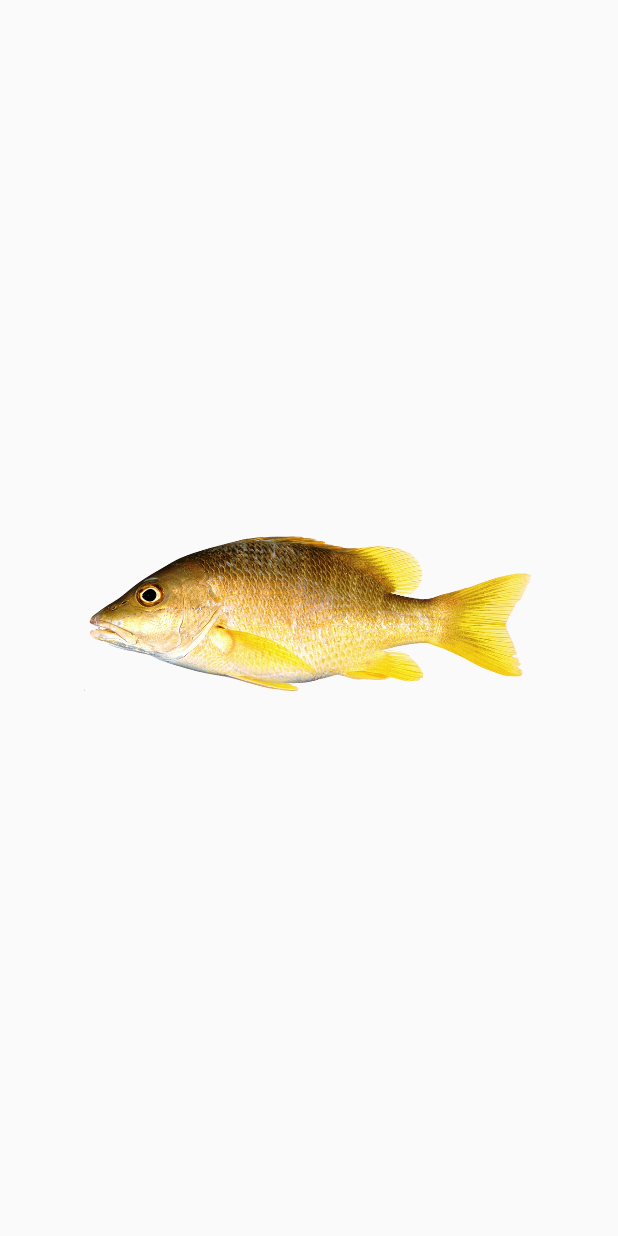
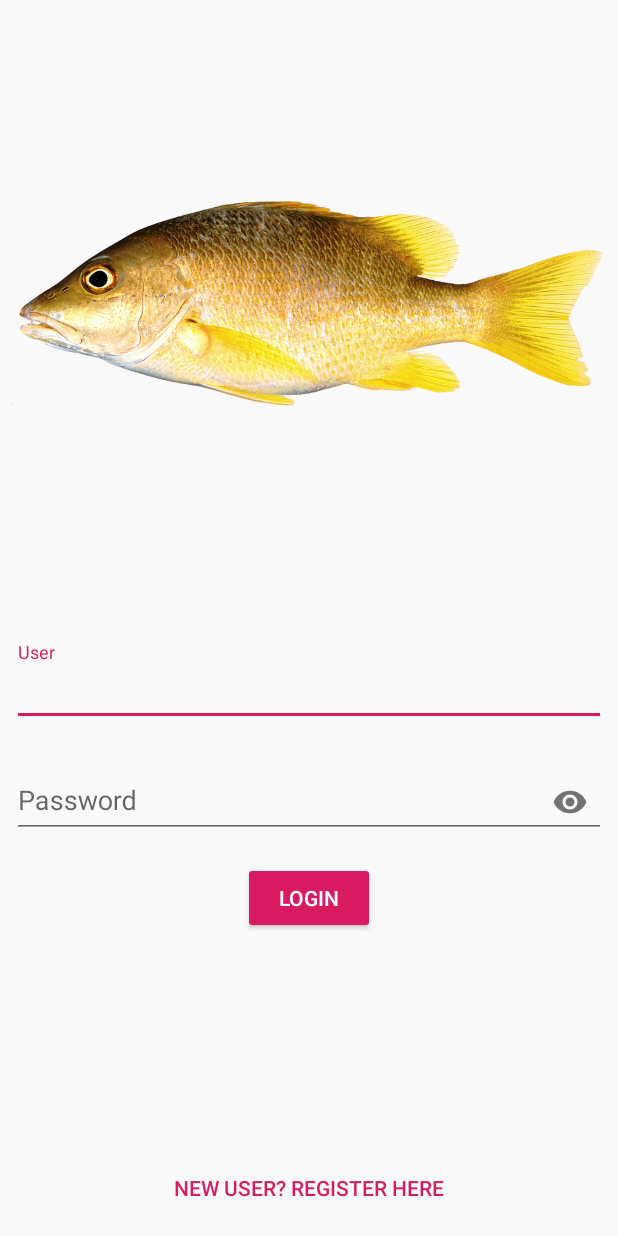
Before and after one commit to vitorOta/FishingSimulator, an Android app: the screen it shows after launch (MainActivity before the commit, LoginActivity after it), on a phone screen of 412 x 824 dp. Run offline under Robolectric (Android 15) with nearby library versions, the phone set to English and light mode, and no system bars.

Commit message:
show LoginActivity (and some adjusts)

```diff
--- a/app/build.gradle.kts
+++ b/app/build.gradle.kts
@@ -23,8 +23,8 @@ android {
         getByName("release") {
             isMinifyEnabled = false
             proguardFiles(
-                    getDefaultProguardFile("proguard-android-optimize.txt"),
-                    "proguard-rules.pro"
+                getDefaultProguardFile("proguard-android-optimize.txt"),
+                "proguard-rules.pro"
             )
         }
     }
@@ -33,6 +33,9 @@ android {
 dependencies {
 
     implementation(project(Modules.Libraries.ui_components))
+    implementation(project(Modules.Libraries.actions))
+
+    implementation(project(Modules.Features.login))
 
     implementation(Libraries.kotlin)
     implementation(Libraries.appCompat)
--- a/app/src/main/java/com/vitorota/fishingsimulator/MainActivity.kt
+++ b/app/src/main/java/com/vitorota/fishingsimulator/MainActivity.kt
@@ -1,10 +1,8 @@
 package com.vitorota.fishingsimulator
 
 import android.os.Bundle
-import android.widget.ImageView
-import android.widget.TextView
 import androidx.appcompat.app.AppCompatActivity
-import androidx.core.view.isVisible
+import com.vitorota.fishingsimulator.libraries.actions.Actions
 
 /**
  *
@@ -15,10 +13,6 @@ class MainActivity : AppCompatActivity() {
 
     override fun onCreate(savedInstanceState: Bundle?) {
         super.onCreate(savedInstanceState)
-        setContentView(R.layout.activiy_main)
-        val textView = findViewById<TextView>(R.id.textView)
-        findViewById<ImageView>(R.id.imageView).setOnClickListener {
-            textView.isVisible = !textView.isVisible
-        }
+        startActivity(Actions.openLoginIntent(this))
     }
 }
--- a/app/src/main/res/layout/activiy_main.xml
+++ /dev/null
@@ -1,35 +0,0 @@
-<?xml version="1.0" encoding="utf-8"?>
-<androidx.constraintlayout.widget.ConstraintLayout xmlns:android="http://schemas.android.com/apk/res/android"
-                                                   xmlns:app="http://schemas.android.com/apk/res-auto"
-                                                   android:layout_width="match_parent"
-                                                   android:animateLayoutChanges="true"
-                                                   android:layout_height="match_parent">
-
-    <ImageView
-            android:layout_width="300dp"
-            android:layout_height="300dp"
-            app:srcCompat="@drawable/fish"
-            android:id="@+id/imageView"
-            app:layout_constraintStart_toStartOf="parent"
-            app:layout_constraintTop_toTopOf="parent"
-            app:layout_constraintBottom_toBottomOf="parent"
-            app:layout_constraintEnd_toEndOf="parent"
-            />
-
-    <TextView
-            android:visibility="gone"
-            android:text="Not ready yet"
-            android:layout_width="wrap_content"
-            android:layout_height="wrap_content"
-            android:id="@+id/textView"
-            app:layout_constraintEnd_toEndOf="parent"
-            android:layout_marginEnd="8dp"
-            app:layout_constraintStart_toStartOf="parent"
-            android:layout_marginStart="8dp"
-            app:layout_constraintBottom_toTopOf="@+id/imageView"
-            android:layout_marginTop="8dp"
-            app:layout_constraintTop_toTopOf="parent"
-            app:layout_constraintVertical_bias="1.0"
-            android:typeface="monospace"
-            android:textSize="30sp"/>
-</androidx.constraintlayout.widget.ConstraintLayout>
--- a/features/login/src/main/AndroidManifest.xml
+++ b/features/login/src/main/AndroidManifest.xml
@@ -2,7 +2,10 @@
           package="com.vitorota.fishingsimulator.features.login">
     <application android:theme="@style/AppTheme">
         <activity android:name=".LoginActivity">
-            <!-- TODO add intent-filter -->
+            <intent-filter>
+                <action android:name="com.vitorota.fishingsimulator.features.login.open"/>
+                <category android:name="android.intent.category.DEFAULT"/>
+            </intent-filter>
         </activity>
     </application>
 </manifest>
--- a/features/login/src/main/java/com/vitorota/fishingsimulator/features/login/LoginActivity.kt
+++ b/features/login/src/main/java/com/vitorota/fishingsimulator/features/login/LoginActivity.kt
@@ -12,6 +12,6 @@ internal class LoginActivity : AppCompatActivity() {
 
     override fun onCreate(savedInstanceState: Bundle?) {
         super.onCreate(savedInstanceState)
-        setContentView(R.layout.fragment_login)
+        setContentView(R.layout.activity_login)
     }
 }
--- a/features/login/src/main/res/layout-land/fragment_login.xml
+++ b/features/login/src/main/res/layout-land/fragment_login.xml
@@ -13,7 +13,7 @@
             app:layout_constraintBottom_toBottomOf="parent"
             app:layout_constraintEnd_toStartOf="@+id/guideline"
             android:id="@+id/imageView3"
-            />
+            android:layout_marginEnd="8dp"/>
 
     <androidx.constraintlayout.widget.Guideline
             android:layout_width="wrap_content"
@@ -50,12 +50,14 @@
             android:layout_marginTop="8dp"
             app:layout_constraintTop_toTopOf="@+id/guideline2"
             app:layout_constraintEnd_toEndOf="parent"
+            app:passwordToggleEnabled="true"
             android:layout_marginEnd="8dp">
 
         <com.google.android.material.textfield.TextInputEditText
                 android:id="@+id/login_etPassword"
                 android:layout_width="match_parent"
                 android:layout_height="wrap_content"
+                android:inputType="textPassword"
                 android:hint="@string/login_password"/>
     </com.google.android.material.textfield.TextInputLayout>
 
--- a/features/login/src/main/res/layout/activity_login.xml
+++ b/features/login/src/main/res/layout/activity_login.xml
@@ -1,11 +1,7 @@
 <?xml version="1.0" encoding="utf-8"?>
-<FrameLayout xmlns:android="http://schemas.android.com/apk/res/android"
+<fragment
+        xmlns:android="http://schemas.android.com/apk/res/android"
         xmlns:app="http://schemas.android.com/apk/res-auto"
-             android:orientation="vertical"
-             android:layout_width="match_parent"
-             android:layout_height="match_parent">
-
-    <fragment
         android:id="@+id/navHostFragment"
         android:layout_width="match_parent"
         android:layout_height="match_parent"
@@ -13,5 +9,3 @@
         app:navGraph="@navigation/login_nav_graph"
         app:defaultNavHost="true"
         />
-
-</FrameLayout>
--- a/features/login/src/main/res/layout/fragment_login.xml
+++ b/features/login/src/main/res/layout/fragment_login.xml
@@ -12,7 +12,9 @@
             app:layout_constraintTop_toTopOf="parent"
             app:layout_constraintStart_toStartOf="parent"
             app:layout_constraintEnd_toEndOf="parent"
-            app:layout_constraintBottom_toTopOf="@+id/guideline3"/>
+            app:layout_constraintBottom_toTopOf="@+id/guideline3"
+            android:layout_marginStart="8dp"
+            android:layout_marginEnd="8dp"/>
 
     <androidx.constraintlayout.widget.Guideline
             android:layout_width="wrap_content"
@@ -51,12 +53,14 @@
             android:layout_marginTop="16dp"
             app:layout_constraintEnd_toEndOf="parent"
             android:layout_marginEnd="8dp"
+            app:passwordToggleEnabled="true"
             app:layout_constraintTop_toBottomOf="@+id/textInputLayout2">
 
         <com.google.android.material.textfield.TextInputEditText
                 android:id="@+id/login_etPassword"
                 android:layout_width="match_parent"
                 android:layout_height="wrap_content"
+                android:inputType="textPassword"
                 android:hint="@string/login_password"/>
     </com.google.android.material.textfield.TextInputLayout>
 
--- /dev/null
+++ b/libraries/actions/src/main/java/com/vitorota/fishingsimulator/libraries/actions/Actions.kt
@@ -0,0 +1,19 @@
+package com.vitorota.fishingsimulator.libraries.actions
+
+import android.content.Context
+import android.content.Intent
+
+
+/**
+ *
+ * @author Vitor Ota
+ * @since 20/05/2019
+ */
+
+object Actions {
+    private const val prefix = "com.vitorota.fishingsimulator.features"
+
+    fun openLoginIntent(context: Context) = internalIntent(context, "$prefix.login.open").apply { flags = Intent.FLAG_ACTIVITY_CLEAR_TASK or Intent.FLAG_ACTIVITY_NEW_TASK}
+
+    fun internalIntent(context: Context, action: String) = Intent(action).setPackage(context.packageName)
+}
```
Also changed, not shown: libraries/actions/src/main/java/com/vitorota/fishingsimulator/libraries/actions/placeholder.kt (deleted, +0 -10 lines). Lines whose indentation alone changed are shown as unchanged.
